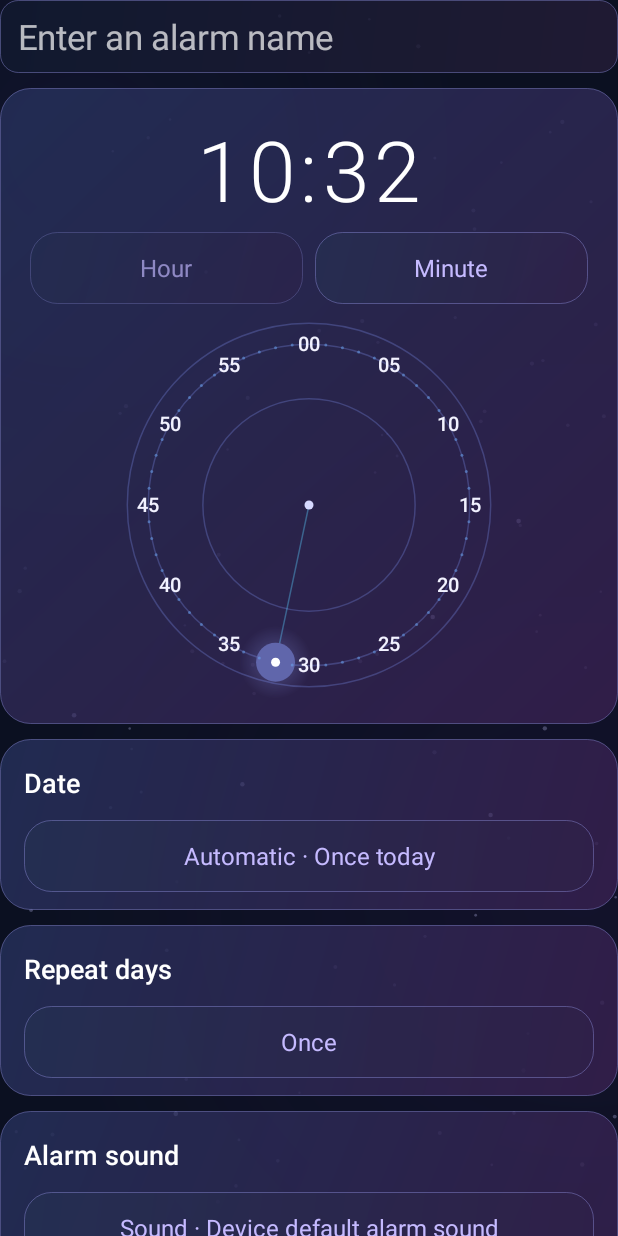
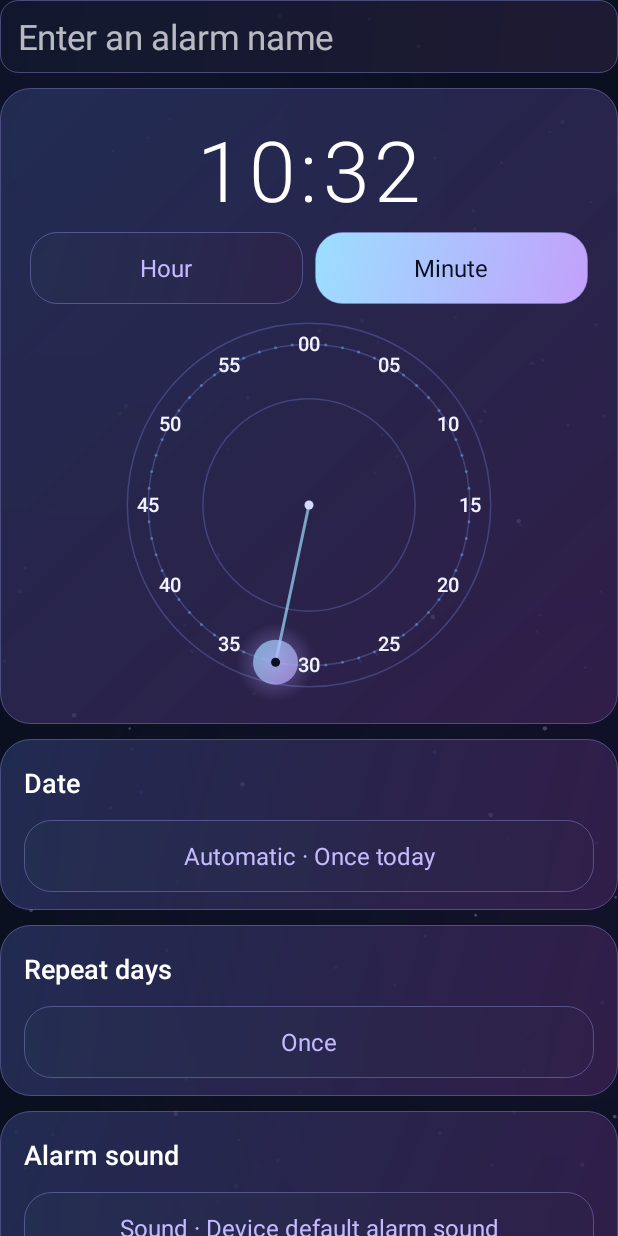
Before and after one commit to caglar-yildiz/alarm-app, an Android app: the AlarmEditorActivity screen opened directly, with no data from a screen before it, after a tap on "Minute", on a phone screen of 412 x 824 dp. Run offline under Robolectric (Android 15) with nearby library versions, the phone set to English and light mode, and no system bars; 1 other tap on this screen came first.

Commit message:
Use the accent gradient for the selected time and tab in the alarm editor
The selected hour/minute bubble was a flat slate grey and the inactive
Hour/Minute tab was faded to grey. The bubble and hand now use the same
blue-to-violet gradient as primary buttons, with dark text on the bubble,
and the tabs switch between primary and secondary styles.

Co-Authored-By: Claude Opus 5.5 <noreply@anthropic.com>
Claude-Session: https://claude.ai/code/session_01VtLS8gTv2uYpED2ekWLmrK

```diff
--- a/app/src/main/java/com/caglaryildiz/alarm/AlarmEditorActivity.kt
+++ b/app/src/main/java/com/caglaryildiz/alarm/AlarmEditorActivity.kt
@@ -151,10 +151,16 @@ class AlarmEditorActivity : AlarmScreen() {
     private fun updateTimeFields() {
         timeReadout.text = time.format(clockFormat)
         orbit.time = time
-        hourButton.isSelected = !orbit.selectingMinutes
-        minuteButton.isSelected = orbit.selectingMinutes
-        hourButton.alpha = if (hourButton.isSelected) 1f else .66f
-        minuteButton.alpha = if (minuteButton.isSelected) 1f else .66f
+        // The chosen tab looks like a primary button; the other stays a normal secondary one instead of a faded grey.
+        for ((tab, selected) in listOf(hourButton to !orbit.selectingMinutes, minuteButton to orbit.selectingMinutes)) {
+            tab.isSelected = selected
+            tab.background = android.graphics.drawable.RippleDrawable(
+                android.content.res.ColorStateList.valueOf(0x35FFFFFF),
+                if (selected) glass(0xFF9BDFFF.toInt(), 0xFFC3A0FC.toInt(), 18)
+                else glass(0xA6253152.toInt(), 0xA42F2149.toInt(), 18),
+                null)
+            tab.setTextColor(if (selected) midnight else accentColor)
+        }
     }
 
     private fun updateFields() {
--- a/app/src/main/java/com/caglaryildiz/alarm/AstralViews.kt
+++ b/app/src/main/java/com/caglaryildiz/alarm/AstralViews.kt
@@ -2,6 +2,7 @@ package com.caglaryildiz.alarm
 
 import android.content.Context
 import android.graphics.Canvas
+import android.graphics.LinearGradient
 import android.graphics.ColorFilter
 import android.graphics.Paint
 import android.graphics.PixelFormat
@@ -163,39 +164,47 @@ internal class OrbitTimeView(
         val count = if (selectingMinutes) 60 else 12
         val selectedRadius = if (!selectingMinutes && time.hour >= 12) innerRadius else outer
         val (x, y) = point(selected, count, selectedRadius)
-        paint.color = 0x605CCFFF
+        // The hand and the selected bubble use the app's accent gradient (as on primary buttons), not a flat grey.
+        paint.style = Paint.Style.STROKE
+        paint.strokeWidth = 2f * density
+        paint.strokeCap = Paint.Cap.ROUND
+        paint.color = 0xB09BDFFF.toInt()
         canvas.drawLine(centerX, centerY, x, y, paint)
-        paint.shader = RadialGradient(x, y, 24f * density,
-            intArrayOf(0xD698A5FF.toInt(), 0x0098A5FF), null, Shader.TileMode.CLAMP)
-        canvas.drawCircle(x, y, 24f * density, paint)
+        paint.style = Paint.Style.FILL
+        paint.shader = RadialGradient(x, y, 26f * density,
+            intArrayOf(0xA6B3A8FF.toInt(), 0x00B3A8FF), null, Shader.TileMode.CLAMP)
+        canvas.drawCircle(x, y, 26f * density, paint)
+        val bubble = 15f * density
+        paint.shader = LinearGradient(x - bubble, y - bubble, x + bubble, y + bubble,
+            0xFF9BDFFF.toInt(), 0xFFC3A0FC.toInt(), Shader.TileMode.CLAMP)
+        canvas.drawCircle(x, y, bubble, paint)
         paint.shader = null
-        paint.color = 0xFF6066AB.toInt()
-        canvas.drawCircle(x, y, 13f * density, paint)
 
         if (selectingMinutes) {
             for (minute in 0 until 60) {
                 if (minute % 5 == 0) {
-                    number(canvas, "%02d".format(java.util.Locale.ROOT, minute), minute, 60, outer)
+                    number(canvas, "%02d".format(java.util.Locale.ROOT, minute), minute, 60, outer, minute == selected)
                 } else {
                     val (tickX, tickY) = point(minute, 60, outer)
-                    paint.color = if (minute == selected) 0xFFFFFFFF.toInt() else 0x876CA7F1.toInt()
+                    paint.color = if (minute == selected) midnight else 0x876CA7F1.toInt()
                     canvas.drawCircle(tickX, tickY, if (minute == selected) 3f * density else density, paint)
                 }
             }
         } else {
             for (hour in 0 until 12) {
-                number(canvas, hour.toString(), hour, 12, outer)
-                number(canvas, (hour + 12).toString(), hour, 12, innerRadius)
+                number(canvas, hour.toString(), hour, 12, outer, time.hour == hour)
+                number(canvas, (hour + 12).toString(), hour, 12, innerRadius, time.hour == hour + 12)
             }
         }
         paint.color = 0xFFD6D9FF.toInt()
         canvas.drawCircle(centerX, centerY, 3f * density, paint)
     }
 
-    private fun number(canvas: Canvas, text: String, index: Int, count: Int, radius: Float) {
+    private fun number(canvas: Canvas, text: String, index: Int, count: Int, radius: Float, selected: Boolean = false) {
         val (x, y) = point(index, count, radius)
-        paint.textSize = 13f * density
-        paint.color = 0xFFF2F2FF.toInt()
+        paint.textSize = (if (selected) 14f else 13f) * density
+        // Dark text on the light selected bubble, light text elsewhere.
+        paint.color = if (selected) midnight else 0xFFF2F2FF.toInt()
         canvas.drawText(text, x, y - (paint.ascent() + paint.descent()) / 2f, paint)
     }
 
```
